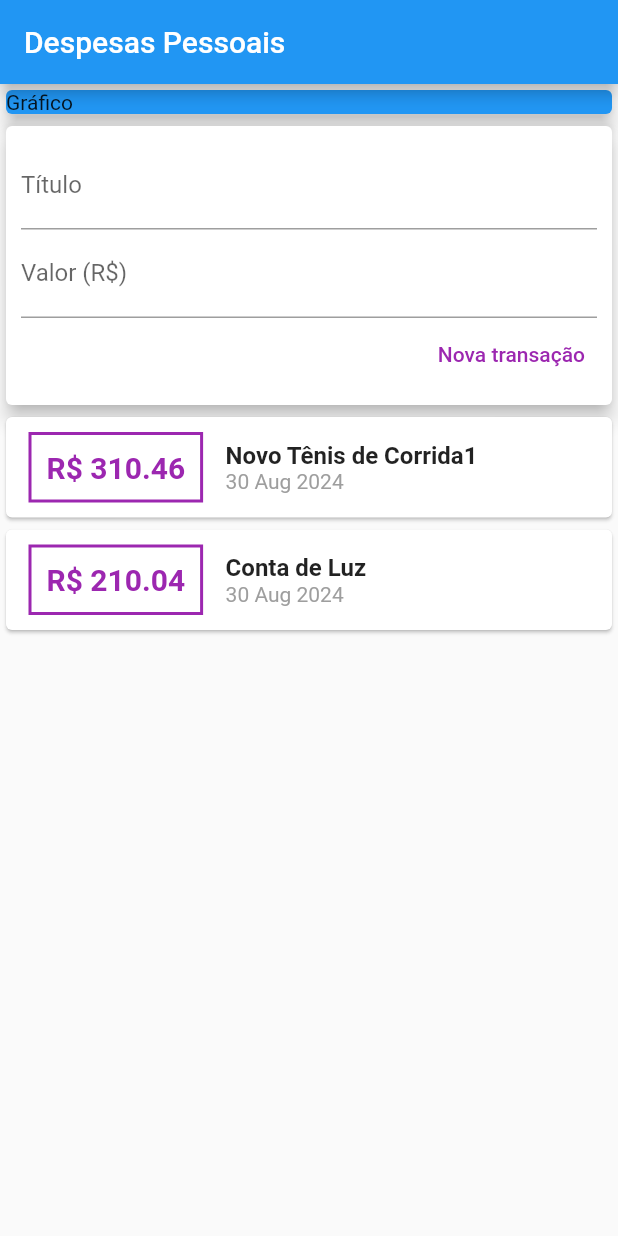
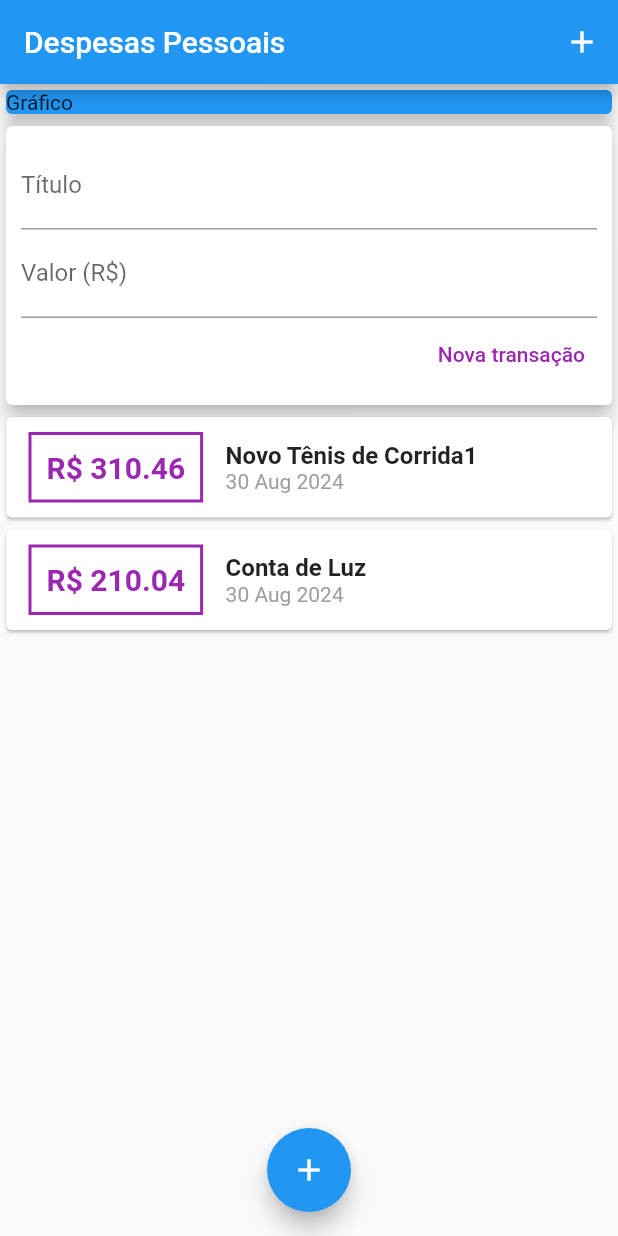
Before and after one commit to diego-alvarenga/estudos_flutter, a Flutter app: the screen it shows after launch, on a phone screen of 412 x 824 dp. Run offline on Flutter 3.47's test engine with Material 2 defaults, Android fonts, the phone set to English and light mode, and no system bars.

Commit message:
feat: add buttons to include transactions

```diff
--- a/expenses/lib/main.dart
+++ b/expenses/lib/main.dart
@@ -18,6 +18,7 @@ class MyHomePage extends StatelessWidget {
     return Scaffold(
       appBar: AppBar(
         title: Text('Despesas Pessoais'),
+        actions: <Widget>[IconButton(onPressed: () {}, icon: Icon(Icons.add))],
       ),
       body: SingleChildScrollView(
         child: Column(
@@ -34,6 +35,11 @@ class MyHomePage extends StatelessWidget {
           ],
         ),
       ),
+      floatingActionButton: FloatingActionButton(
+        child: Icon(Icons.add),
+        onPressed: () {},
+      ),
+      floatingActionButtonLocation: FloatingActionButtonLocation.centerFloat,
     );
   }
 }
```
